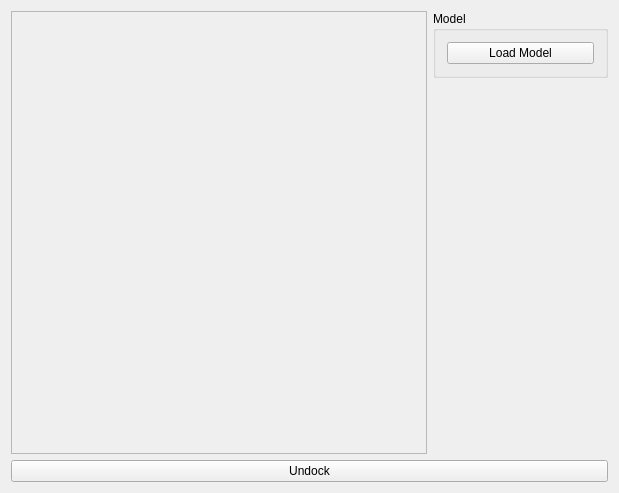
First picture: the form in Graphic Engine/ProjectBase/forms/phongwindow.ui, repository joeyGumer/Advanced_Graphics_Programming, before the edit.
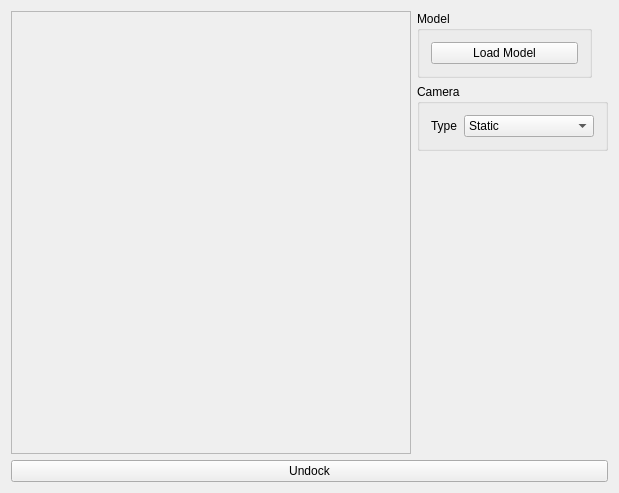
Second picture: the form after the edit.

Commit message: Cam type selector

The edit to the form file:
```diff
--- a/Graphic Engine/ProjectBase/forms/phongwindow.ui
+++ b/Graphic Engine/ProjectBase/forms/phongwindow.ui
@@ -68,6 +68,58 @@
          </layout>
         </widget>
        </item>
+       <item>
+        <widget class="QGroupBox" name="camera_box">
+         <property name="sizePolicy">
+          <sizepolicy hsizetype="Preferred" vsizetype="Preferred">
+           <horstretch>0</horstretch>
+           <verstretch>0</verstretch>
+          </sizepolicy>
+         </property>
+         <property name="title">
+          <string>Camera</string>
+         </property>
+         <layout class="QGridLayout" name="gridLayout_2">
+          <item row="0" column="0">
+           <layout class="QHBoxLayout" name="horizontalLayout">
+            <item>
+             <widget class="QLabel" name="type_label">
+              <property name="sizePolicy">
+               <sizepolicy hsizetype="Minimum" vsizetype="Minimum">
+                <horstretch>0</horstretch>
+                <verstretch>0</verstretch>
+               </sizepolicy>
+              </property>
+              <property name="text">
+               <string>Type</string>
+              </property>
+             </widget>
+            </item>
+            <item>
+             <widget class="QComboBox" name="type_box">
+              <property name="sizePolicy">
+               <sizepolicy hsizetype="Expanding" vsizetype="Fixed">
+                <horstretch>0</horstretch>
+                <verstretch>0</verstretch>
+               </sizepolicy>
+              </property>
+              <item>
+               <property name="text">
+                <string>Static</string>
+               </property>
+              </item>
+              <item>
+               <property name="text">
+                <string>First person</string>
+               </property>
+              </item>
+             </widget>
+            </item>
+           </layout>
+          </item>
+         </layout>
+        </widget>
+       </item>
        <item>
         <spacer name="verticalSpacer">
          <property name="orientation">
```
The commit also changes 6 other files.
